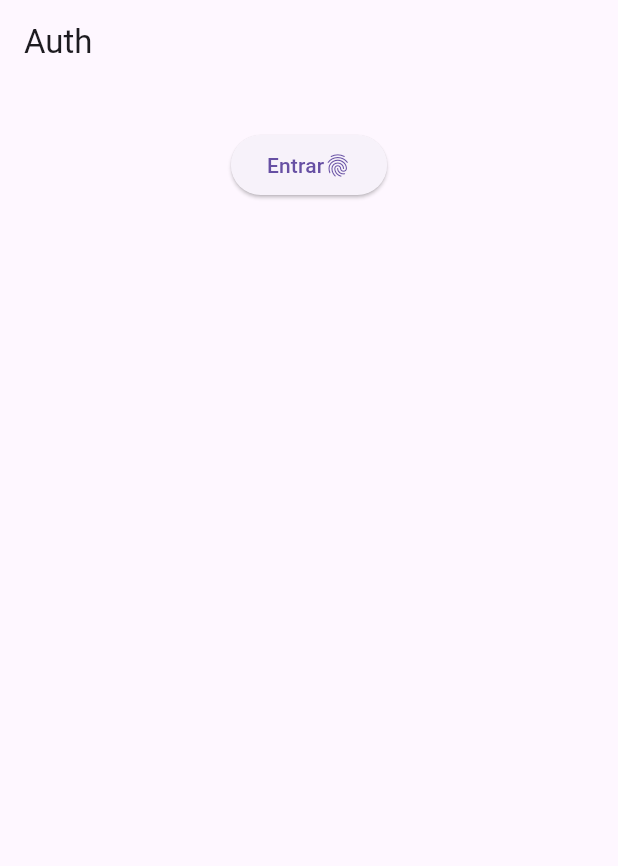
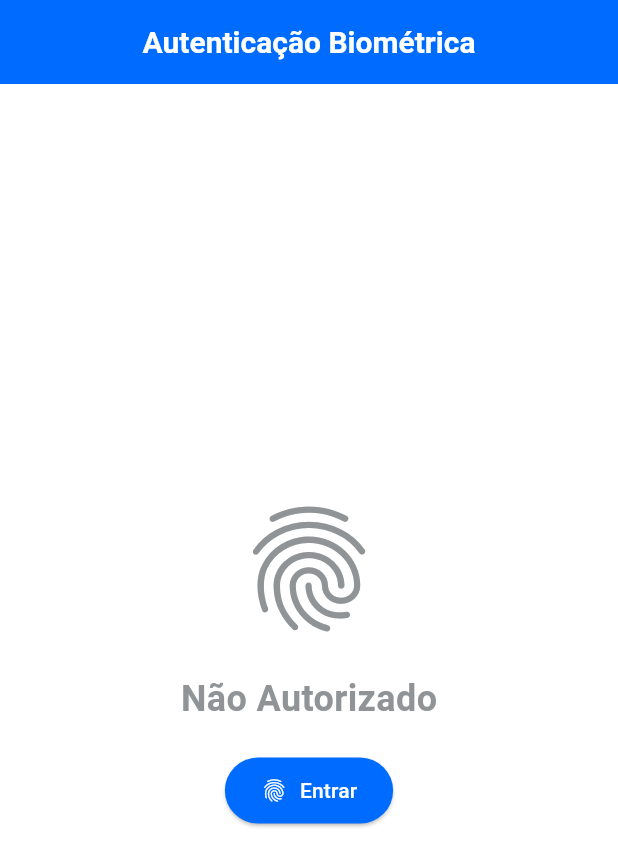
Before and after one commit to AugustoBortoncello3547/projeto_apis_flutter, a Flutter app: the screen it shows after launch, after a tap on "Entrar", on a phone screen of 412 x 824 dp. Shown: the top 866 px of the screen. Run offline on Flutter 3.47's test engine with Material 3 defaults, Android fonts, the phone set to English and light mode, and no system bars; our stand-ins replace local_auth; network calls fail.

Commit message:
Ajuste no design das telas de Login, Noticias e Noticia detalhada.

```diff
--- a/lib/screens/auth.dart
+++ b/lib/screens/auth.dart
@@ -40,16 +40,15 @@ class _AuthState extends State<Auth> {
         _authorized = 'Autenticando';
       });
       authenticated = await auth.authenticate(
-        localizedReason: 'Olá, por favor autentique',
+        localizedReason: 'Posicione o dedo no leitor biométrico do seu celular',
         options: const AuthenticationOptions(
-          stickyAuth:
-              true, //Cenário que solicitou a autenticacao, app saiu de cena e voltou depois: Se true = continua pedindo a autenticação.
-          biometricOnly: true, //Remove a opção de usar o PIN
+          stickyAuth: true,
+          biometricOnly: true,
         ),
       );
       setState(() {
         _isAuthenticating = false;
-        _authorized = 'Autenticando';
+        _authorized = 'Autenticar';
       });
     } on PlatformException catch (e) {
       print(e);
@@ -82,44 +81,69 @@ class _AuthState extends State<Auth> {
   Widget build(BuildContext context) {
     return MaterialApp(
       home: Scaffold(
+        backgroundColor: Colors.white,
         appBar: AppBar(
-          title: const Text('Auth'),
+          title: const Text(
+            'Autenticação Biométrica',
+            style: TextStyle(
+              color: Colors.white, // Define a cor do texto
+              fontSize: 20, // Tamanho da fonte
+              fontWeight: FontWeight.bold, // Peso da fonte
+            ),
+          ),
+          backgroundColor: const Color.fromRGBO(0, 108, 255, 1.0),
+          centerTitle: true, // Alinha o título no centro
         ),
-        body: ListView(
-          padding: const EdgeInsets.only(top: 30),
-          children: <Widget>[
-            Column(
+        body: Padding(
+          padding: const EdgeInsets.all(16.0),
+          child: Center(
+            child: Column(
               mainAxisAlignment: MainAxisAlignment.center,
               children: <Widget>[
+                const Icon(
+                  Icons.fingerprint,
+                  size: 100,
+                  color: Color.fromRGBO(144, 148, 151, 10),
+                ),
+                const SizedBox(height: 20),
+                Text(
+                  _authorized,
+                  style: const TextStyle(
+                      color: Color.fromRGBO(144, 148, 151, 10),
+                      fontSize: 24,
+                      fontWeight: FontWeight.bold),
+                ),
+                const SizedBox(height: 20),
                 if (_isAuthenticating)
-                  ElevatedButton(
+                  ElevatedButton.icon(
                     onPressed: _cancelAuthentication,
-                    child: const Row(
-                      mainAxisSize: MainAxisSize.min,
-                      children: <Widget>[
-                        Text('Cancelar'),
-                        Icon(Icons.cancel),
-                      ],
+                    icon: const Icon(Icons.cancel),
+                    label: const Text('Cancelar'),
+                    style: ElevatedButton.styleFrom(
+                      backgroundColor: Colors.red,
+                      padding: const EdgeInsets.symmetric(
+                        horizontal: 24,
+                        vertical: 12,
+                      ),
                     ),
                   )
                 else
-                  Column(
-                    children: <Widget>[
-                      ElevatedButton(
-                        onPressed: _authenticateWithBiometrics,
-                        child: Row(
-                          mainAxisSize: MainAxisSize.min,
-                          children: <Widget>[
-                            Text(_isAuthenticating ? 'Cancela' : 'Entrar'),
-                            const Icon(Icons.fingerprint),
-                          ],
-                        ),
+                  ElevatedButton.icon(
+                    onPressed: _authenticateWithBiometrics,
+                    icon: const Icon(Icons.fingerprint),
+                    label: const Text('Entrar'),
+                    style: ElevatedButton.styleFrom(
+                      foregroundColor: const Color.fromRGBO(255, 255, 255, 1.0),
+                      backgroundColor: const Color.fromRGBO(0, 108, 255, 1.0),
+                      padding: const EdgeInsets.symmetric(
+                        horizontal: 24,
+                        vertical: 12,
                       ),
-                    ],
+                    ),
                   ),
               ],
             ),
-          ],
+          ),
         ),
       ),
     );
```
Also changed, not shown: lib/model/article.dart (+4 -4 lines), lib/screens/article_detail.dart (+65 -4 lines), lib/screens/home.dart (+53 -11 lines).
